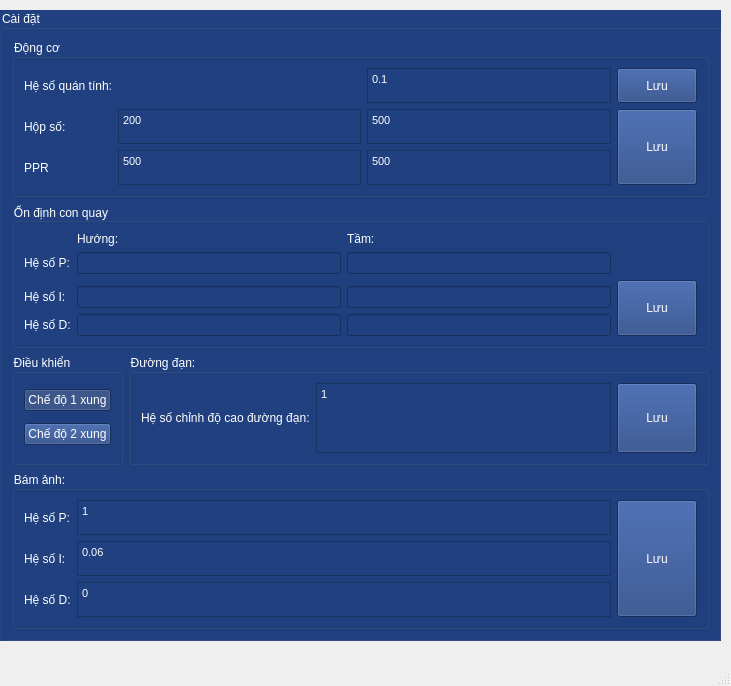
This is RWSManager/mainwindow.ui in kimphg/SmartGear as Qt 5 draws it before an edit. The edited form follows.
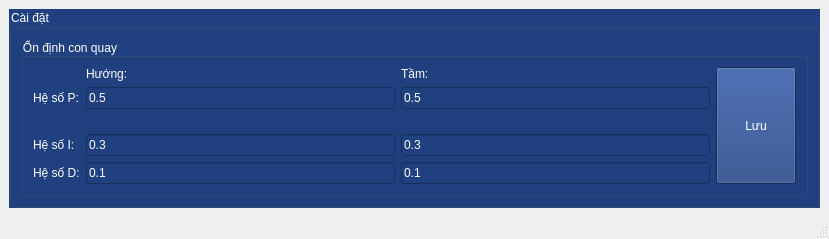
This is the edited form.

The edit to the form file:
```diff
--- a/RWSManager/mainwindow.ui
+++ b/RWSManager/mainwindow.ui
@@ -6,23 +6,17 @@
    <rect>
     <x>0</x>
     <y>0</y>
-    <width>731</width>
-    <height>686</height>
+    <width>829</width>
+    <height>239</height>
    </rect>
   </property>
   <property name="windowTitle">
    <string>MainWindow</string>
   </property>
   <widget class="QWidget" name="centralwidget">
+   <layout class="QGridLayout" name="gridLayout">
+    <item row="0" column="0">
    <widget class="QGroupBox" name="groupBox_setup">
-    <property name="geometry">
-     <rect>
-      <x>0</x>
-      <y>10</y>
-      <width>721</width>
-      <height>631</height>
-     </rect>
-    </property>
     <property name="styleSheet">
      <string notr="true">background-color: rgb(32, 64, 128); color:rgb(255, 255, 255)</string>
     </property>
@@ -31,225 +25,11 @@
     </property>
     <layout class="QGridLayout" name="gridLayout_7">
      <item row="0" column="0" colspan="2">
-      <widget class="QGroupBox" name="groupBox_13">
-       <property name="title">
-        <string>Động cơ</string>
-       </property>
-       <layout class="QGridLayout" name="gridLayout_12">
-        <item row="0" column="0">
-         <widget class="QLabel" name="label_11">
-          <property name="text">
-           <string>Hệ số quán tính:</string>
-          </property>
-         </widget>
-        </item>
-        <item row="1" column="0">
-         <widget class="QLabel" name="label_9">
-          <property name="text">
-           <string>Hộp số:</string>
-          </property>
-         </widget>
-        </item>
-        <item row="2" column="0">
-         <widget class="QLabel" name="label_10">
-          <property name="text">
-           <string>PPR</string>
-          </property>
-         </widget>
-        </item>
-        <item row="1" column="1">
-         <widget class="QTextEdit" name="textEdit_gearh">
-          <property name="html">
-           <string>&lt;!DOCTYPE HTML PUBLIC &quot;-//W3C//DTD HTML 4.0//EN&quot; &quot;http://www.w3.org/TR/REC-html40/strict.dtd&quot;&gt;
-&lt;html&gt;&lt;head&gt;&lt;meta name=&quot;qrichtext&quot; content=&quot;1&quot; /&gt;&lt;style type=&quot;text/css&quot;&gt;
-p, li { white-space: pre-wrap; }
-&lt;/style&gt;&lt;/head&gt;&lt;body style=&quot; font-family:'MS Shell Dlg 2'; font-size:8.25pt; font-weight:400; font-style:normal;&quot;&gt;
-&lt;p style=&quot; margin-top:0px; margin-bottom:0px; margin-left:0px; margin-right:0px; -qt-block-indent:0; text-indent:0px;&quot;&gt;200&lt;/p&gt;&lt;/body&gt;&lt;/html&gt;</string>
-          </property>
-         </widget>
-        </item>
-        <item row="1" column="2">
-         <widget class="QTextEdit" name="textEdit_gearv">
-          <property name="html">
-           <string>&lt;!DOCTYPE HTML PUBLIC &quot;-//W3C//DTD HTML 4.0//EN&quot; &quot;http://www.w3.org/TR/REC-html40/strict.dtd&quot;&gt;
-&lt;html&gt;&lt;head&gt;&lt;meta name=&quot;qrichtext&quot; content=&quot;1&quot; /&gt;&lt;style type=&quot;text/css&quot;&gt;
-p, li { white-space: pre-wrap; }
-&lt;/style&gt;&lt;/head&gt;&lt;body style=&quot; font-family:'MS Shell Dlg 2'; font-size:8.25pt; font-weight:400; font-style:normal;&quot;&gt;
-&lt;p style=&quot; margin-top:0px; margin-bottom:0px; margin-left:0px; margin-right:0px; -qt-block-indent:0; text-indent:0px;&quot;&gt;500&lt;/p&gt;&lt;/body&gt;&lt;/html&gt;</string>
-          </property>
-         </widget>
-        </item>
-        <item row="2" column="1">
-         <widget class="QTextEdit" name="textEdit_pprh">
-          <property name="html">
-           <string>&lt;!DOCTYPE HTML PUBLIC &quot;-//W3C//DTD HTML 4.0//EN&quot; &quot;http://www.w3.org/TR/REC-html40/strict.dtd&quot;&gt;
-&lt;html&gt;&lt;head&gt;&lt;meta name=&quot;qrichtext&quot; content=&quot;1&quot; /&gt;&lt;style type=&quot;text/css&quot;&gt;
-p, li { white-space: pre-wrap; }
-&lt;/style&gt;&lt;/head&gt;&lt;body style=&quot; font-family:'MS Shell Dlg 2'; font-size:8.25pt; font-weight:400; font-style:normal;&quot;&gt;
-&lt;p style=&quot; margin-top:0px; margin-bottom:0px; margin-left:0px; margin-right:0px; -qt-block-indent:0; text-indent:0px;&quot;&gt;500&lt;/p&gt;&lt;/body&gt;&lt;/html&gt;</string>
-          </property>
-         </widget>
-        </item>
-        <item row="2" column="2">
-         <widget class="QTextEdit" name="textEdit_pprv">
-          <property name="html">
-           <string>&lt;!DOCTYPE HTML PUBLIC &quot;-//W3C//DTD HTML 4.0//EN&quot; &quot;http://www.w3.org/TR/REC-html40/strict.dtd&quot;&gt;
-&lt;html&gt;&lt;head&gt;&lt;meta name=&quot;qrichtext&quot; content=&quot;1&quot; /&gt;&lt;style type=&quot;text/css&quot;&gt;
-p, li { white-space: pre-wrap; }
-&lt;/style&gt;&lt;/head&gt;&lt;body style=&quot; font-family:'MS Shell Dlg 2'; font-size:8.25pt; font-weight:400; font-style:normal;&quot;&gt;
-&lt;p style=&quot; margin-top:0px; margin-bottom:0px; margin-left:0px; margin-right:0px; -qt-block-indent:0; text-indent:0px;&quot;&gt;500&lt;/p&gt;&lt;/body&gt;&lt;/html&gt;</string>
-          </property>
-         </widget>
-        </item>
-        <item row="0" column="3">
-         <widget class="QPushButton" name="bt_save_setting_2">
-          <property name="sizePolicy">
-           <sizepolicy hsizetype="Minimum" vsizetype="Preferred">
-            <horstretch>0</horstretch>
-            <verstretch>0</verstretch>
-           </sizepolicy>
-          </property>
-          <property name="text">
-           <string>Lưu</string>
-          </property>
-          <property name="autoExclusive">
-           <bool>true</bool>
-          </property>
-         </widget>
-        </item>
-        <item row="1" column="3" rowspan="2">
-         <widget class="QPushButton" name="bt_send_pid_2">
-          <property name="sizePolicy">
-           <sizepolicy hsizetype="Minimum" vsizetype="Preferred">
-            <horstretch>0</horstretch>
-            <verstretch>0</verstretch>
-           </sizepolicy>
-          </property>
-          <property name="text">
-           <string>Lưu</string>
-          </property>
-          <property name="autoExclusive">
-           <bool>true</bool>
-          </property>
-         </widget>
-        </item>
-        <item row="0" column="2">
-         <widget class="QTextEdit" name="textEdit_acc">
-          <property name="html">
-           <string>&lt;!DOCTYPE HTML PUBLIC &quot;-//W3C//DTD HTML 4.0//EN&quot; &quot;http://www.w3.org/TR/REC-html40/strict.dtd&quot;&gt;
-&lt;html&gt;&lt;head&gt;&lt;meta name=&quot;qrichtext&quot; content=&quot;1&quot; /&gt;&lt;style type=&quot;text/css&quot;&gt;
-p, li { white-space: pre-wrap; }
-&lt;/style&gt;&lt;/head&gt;&lt;body style=&quot; font-family:'MS Shell Dlg 2'; font-size:8.25pt; font-weight:400; font-style:normal;&quot;&gt;
-&lt;p style=&quot; margin-top:0px; margin-bottom:0px; margin-left:0px; margin-right:0px; -qt-block-indent:0; text-indent:0px;&quot;&gt;0.1&lt;/p&gt;&lt;/body&gt;&lt;/html&gt;</string>
-          </property>
-         </widget>
-        </item>
-       </layout>
-      </widget>
-     </item>
-     <item row="2" column="1">
-      <widget class="QGroupBox" name="groupBox_6">
-       <property name="title">
-        <string>Đường đạn:</string>
-       </property>
-       <layout class="QGridLayout" name="gridLayout_6">
-        <item row="0" column="0">
-         <widget class="QLabel" name="label_6">
-          <property name="text">
-           <string>Hệ số chỉnh độ cao đường đạn:</string>
-          </property>
-         </widget>
-        </item>
-        <item row="0" column="1">
-         <widget class="QTextEdit" name="textEdit_ballistic_k">
-          <property name="html">
-           <string>&lt;!DOCTYPE HTML PUBLIC &quot;-//W3C//DTD HTML 4.0//EN&quot; &quot;http://www.w3.org/TR/REC-html40/strict.dtd&quot;&gt;
-&lt;html&gt;&lt;head&gt;&lt;meta name=&quot;qrichtext&quot; content=&quot;1&quot; /&gt;&lt;style type=&quot;text/css&quot;&gt;
-p, li { white-space: pre-wrap; }
-&lt;/style&gt;&lt;/head&gt;&lt;body style=&quot; font-family:'MS Shell Dlg 2'; font-size:8.25pt; font-weight:400; font-style:normal;&quot;&gt;
-&lt;p style=&quot; margin-top:0px; margin-bottom:0px; margin-left:0px; margin-right:0px; -qt-block-indent:0; text-indent:0px;&quot;&gt;1&lt;/p&gt;&lt;/body&gt;&lt;/html&gt;</string>
-          </property>
-         </widget>
-        </item>
-        <item row="0" column="2">
-         <widget class="QPushButton" name="bt_save_setting">
-          <property name="sizePolicy">
-           <sizepolicy hsizetype="Minimum" vsizetype="Preferred">
-            <horstretch>0</horstretch>
-            <verstretch>0</verstretch>
-           </sizepolicy>
-          </property>
-          <property name="text">
-           <string>Lưu</string>
-          </property>
-          <property name="autoExclusive">
-           <bool>true</bool>
-          </property>
-         </widget>
-        </item>
-       </layout>
-      </widget>
-     </item>
-     <item row="2" column="0">
-      <widget class="QGroupBox" name="groupBox_7">
-       <property name="title">
-        <string>Điều khiển</string>
-       </property>
-       <layout class="QGridLayout" name="gridLayout_8">
-        <item row="0" column="0" colspan="2">
-         <widget class="QPushButton" name="bt_control_1_pulse">
-          <property name="text">
-           <string>Chế độ 1 xung</string>
-          </property>
-          <property name="checkable">
-           <bool>true</bool>
-          </property>
-          <property name="checked">
-           <bool>true</bool>
-          </property>
-          <property name="autoExclusive">
-           <bool>true</bool>
-          </property>
-         </widget>
-        </item>
-        <item row="1" column="0" colspan="2">
-         <widget class="QPushButton" name="bt_control_2_pulse">
-          <property name="text">
-           <string>Chế độ 2 xung</string>
-          </property>
-          <property name="checkable">
-           <bool>true</bool>
-          </property>
-          <property name="autoExclusive">
-           <bool>true</bool>
-          </property>
-         </widget>
-        </item>
-       </layout>
-      </widget>
-     </item>
-     <item row="1" column="0" colspan="2">
       <widget class="QGroupBox" name="groupBox_8">
        <property name="title">
         <string>Ổn định con quay</string>
        </property>
        <layout class="QGridLayout" name="gridLayout_9">
-        <item row="4" column="3" rowspan="3">
-         <widget class="QPushButton" name="bt_send_pid">
-          <property name="sizePolicy">
-           <sizepolicy hsizetype="Minimum" vsizetype="Preferred">
-            <horstretch>0</horstretch>
-            <verstretch>0</verstretch>
-           </sizepolicy>
-          </property>
-          <property name="text">
-           <string>Lưu</string>
-          </property>
-          <property name="autoExclusive">
-           <bool>true</bool>
-          </property>
-         </widget>
-        </item>
         <item row="1" column="2">
          <widget class="QLabel" name="label_8">
           <property name="text">
@@ -279,7 +59,11 @@
          </widget>
         </item>
         <item row="2" column="1">
-         <widget class="QLineEdit" name="lineEdit_hp"/>
+           <widget class="QLineEdit" name="lineEdit_hp">
+            <property name="text">
+             <string>0.5</string>
+            </property>
+           </widget>
         </item>
         <item row="2" column="0">
          <widget class="QLabel" name="label_2">
@@ -289,19 +73,55 @@
          </widget>
         </item>
         <item row="5" column="1">
-         <widget class="QLineEdit" name="lineEdit_hi"/>
+           <widget class="QLineEdit" name="lineEdit_hi">
+            <property name="text">
+             <string>0.3</string>
+            </property>
+           </widget>
         </item>
         <item row="6" column="1">
-         <widget class="QLineEdit" name="lineEdit_hd"/>
+           <widget class="QLineEdit" name="lineEdit_hd">
+            <property name="text">
+             <string>0.1</string>
+            </property>
+           </widget>
         </item>
         <item row="2" column="2">
-         <widget class="QLineEdit" name="lineEdit_vp"/>
+           <widget class="QLineEdit" name="lineEdit_vp">
+            <property name="text">
+             <string>0.5</string>
+            </property>
+           </widget>
         </item>
         <item row="5" column="2">
-         <widget class="QLineEdit" name="lineEdit_vi"/>
+           <widget class="QLineEdit" name="lineEdit_vi">
+            <property name="text">
+             <string>0.3</string>
+            </property>
+           </widget>
         </item>
         <item row="6" column="2">
-         <widget class="QLineEdit" name="lineEdit_vd"/>
+           <widget class="QLineEdit" name="lineEdit_vd">
+            <property name="text">
+             <string>0.1</string>
+            </property>
+           </widget>
+          </item>
+          <item row="1" column="3" rowspan="6">
+           <widget class="QPushButton" name="bt_send_pid">
+            <property name="sizePolicy">
+             <sizepolicy hsizetype="Minimum" vsizetype="Preferred">
+              <horstretch>0</horstretch>
+              <verstretch>0</verstretch>
+             </sizepolicy>
+            </property>
+            <property name="text">
+             <string>Lưu</string>
+            </property>
+            <property name="autoExclusive">
+             <bool>true</bool>
+            </property>
+           </widget>
         </item>
        </layout>
        <zorder>label_7</zorder>
@@ -318,87 +138,10 @@
        <zorder>lineEdit_vd</zorder>
       </widget>
      </item>
-     <item row="3" column="0" colspan="2">
-      <widget class="QGroupBox" name="groupBox_14">
-       <property name="title">
-        <string>Bám ảnh:</string>
-       </property>
-       <layout class="QGridLayout" name="gridLayout_13">
-        <item row="2" column="0">
-         <widget class="QLabel" name="label_14">
-          <property name="text">
-           <string>Hệ số D:</string>
-          </property>
-         </widget>
-        </item>
-        <item row="0" column="1">
-         <widget class="QTextEdit" name="textEdit_p_track">
-          <property name="html">
-           <string>&lt;!DOCTYPE HTML PUBLIC &quot;-//W3C//DTD HTML 4.0//EN&quot; &quot;http://www.w3.org/TR/REC-html40/strict.dtd&quot;&gt;
-&lt;html&gt;&lt;head&gt;&lt;meta name=&quot;qrichtext&quot; content=&quot;1&quot; /&gt;&lt;style type=&quot;text/css&quot;&gt;
-p, li { white-space: pre-wrap; }
-&lt;/style&gt;&lt;/head&gt;&lt;body style=&quot; font-family:'MS Shell Dlg 2'; font-size:8.25pt; font-weight:400; font-style:normal;&quot;&gt;
-&lt;p style=&quot; margin-top:0px; margin-bottom:0px; margin-left:0px; margin-right:0px; -qt-block-indent:0; text-indent:0px;&quot;&gt;1&lt;/p&gt;&lt;/body&gt;&lt;/html&gt;</string>
-          </property>
-         </widget>
-        </item>
-        <item row="2" column="1">
-         <widget class="QTextEdit" name="textEdit_d_track">
-          <property name="html">
-           <string>&lt;!DOCTYPE HTML PUBLIC &quot;-//W3C//DTD HTML 4.0//EN&quot; &quot;http://www.w3.org/TR/REC-html40/strict.dtd&quot;&gt;
-&lt;html&gt;&lt;head&gt;&lt;meta name=&quot;qrichtext&quot; content=&quot;1&quot; /&gt;&lt;style type=&quot;text/css&quot;&gt;
-p, li { white-space: pre-wrap; }
-&lt;/style&gt;&lt;/head&gt;&lt;body style=&quot; font-family:'MS Shell Dlg 2'; font-size:8.25pt; font-weight:400; font-style:normal;&quot;&gt;
-&lt;p style=&quot; margin-top:0px; margin-bottom:0px; margin-left:0px; margin-right:0px; -qt-block-indent:0; text-indent:0px;&quot;&gt;0&lt;/p&gt;&lt;/body&gt;&lt;/html&gt;</string>
-          </property>
-         </widget>
-        </item>
-        <item row="1" column="0">
-         <widget class="QLabel" name="label_13">
-          <property name="text">
-           <string>Hệ số I:</string>
-          </property>
-         </widget>
-        </item>
-        <item row="0" column="0">
-         <widget class="QLabel" name="label_12">
-          <property name="text">
-           <string>Hệ số P:</string>
-          </property>
-         </widget>
-        </item>
-        <item row="1" column="1">
-         <widget class="QTextEdit" name="textEdit_i_track">
-          <property name="html">
-           <string>&lt;!DOCTYPE HTML PUBLIC &quot;-//W3C//DTD HTML 4.0//EN&quot; &quot;http://www.w3.org/TR/REC-html40/strict.dtd&quot;&gt;
-&lt;html&gt;&lt;head&gt;&lt;meta name=&quot;qrichtext&quot; content=&quot;1&quot; /&gt;&lt;style type=&quot;text/css&quot;&gt;
-p, li { white-space: pre-wrap; }
-&lt;/style&gt;&lt;/head&gt;&lt;body style=&quot; font-family:'MS Shell Dlg 2'; font-size:8.25pt; font-weight:400; font-style:normal;&quot;&gt;
-&lt;p style=&quot; margin-top:0px; margin-bottom:0px; margin-left:0px; margin-right:0px; -qt-block-indent:0; text-indent:0px;&quot;&gt;0.06&lt;/p&gt;&lt;/body&gt;&lt;/html&gt;</string>
-          </property>
-         </widget>
-        </item>
-        <item row="0" column="2" rowspan="3">
-         <widget class="QPushButton" name="bt_send_pid_track">
-          <property name="sizePolicy">
-           <sizepolicy hsizetype="Minimum" vsizetype="Preferred">
-            <horstretch>0</horstretch>
-            <verstretch>0</verstretch>
-           </sizepolicy>
-          </property>
-          <property name="text">
-           <string>Lưu</string>
-          </property>
-          <property name="autoExclusive">
-           <bool>true</bool>
-          </property>
-         </widget>
-        </item>
        </layout>
       </widget>
      </item>
     </layout>
-   </widget>
   </widget>
   <widget class="QMenuBar" name="menubar">
    <property name="geometry">
```
Left out of the diff: 2 changed lines with no effect on the pictures. Lines whose indentation alone changed are shown as unchanged.
